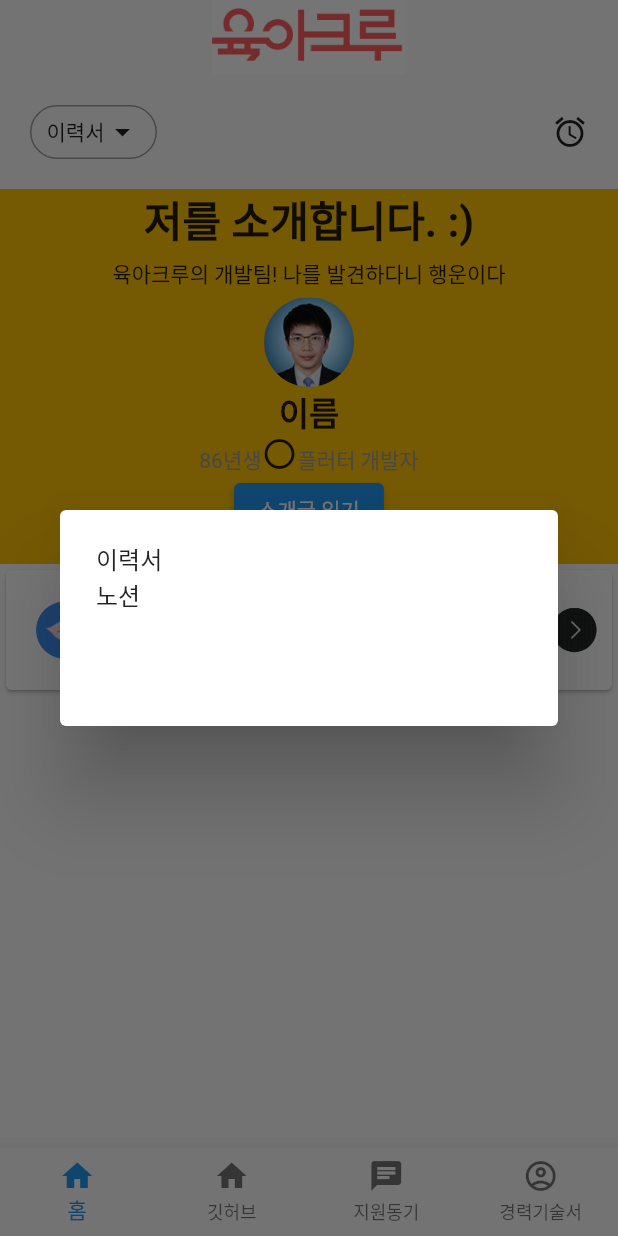
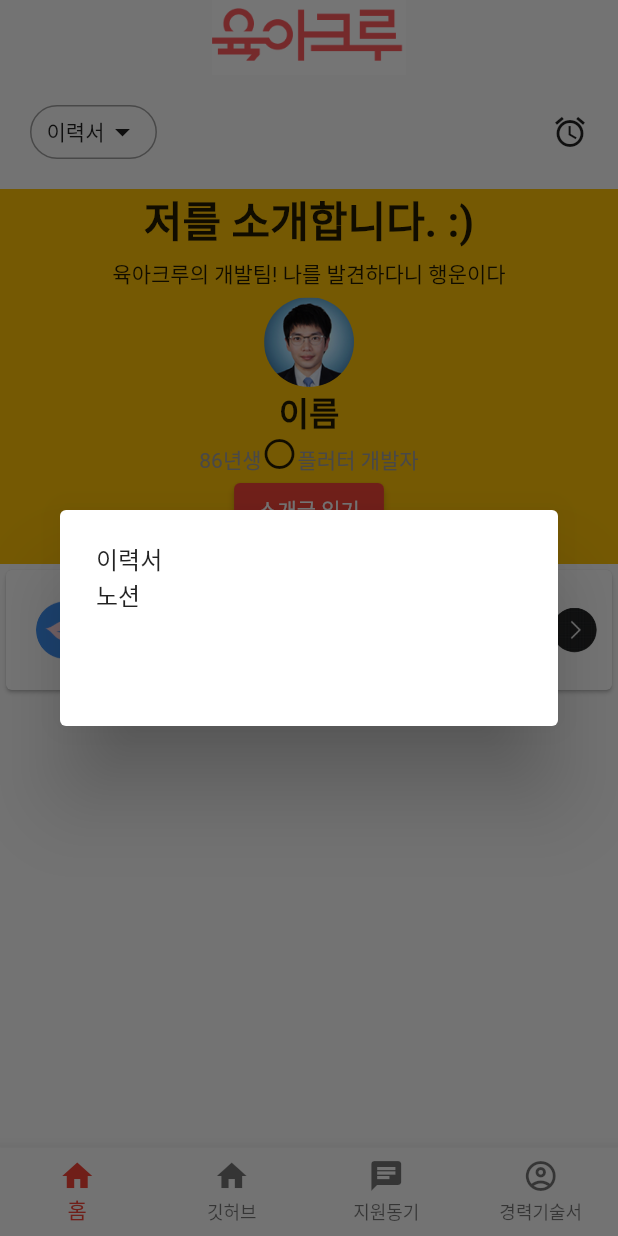
Before and after one commit to present1602/self_intro_app, a Flutter app: the screen it shows after launch, after a tap on "이력서", on a phone screen of 412 x 824 dp. Run offline on Flutter 3.47's test engine with Material 2 defaults, Android fonts, the phone set to English and light mode, and no system bars; our stand-ins replace webview_flutter.

Commit message:
appbar title 페이지 타이틀 변수로 적용 / singlechildscrollview 적용

```diff
--- a/lib/main.dart
+++ b/lib/main.dart
@@ -13,8 +13,13 @@ class MyApp extends StatelessWidget {
     return MaterialApp(
       title: '자기소개 앱',
       theme: ThemeData(
-        primarySwatch: Colors.blue,
-      ),
+          primarySwatch: Colors.red,
+          textTheme: TextTheme(
+            headline1: TextStyle(fontSize: 24),
+            headline2: TextStyle(fontSize: 22),
+            headline3: TextStyle(fontSize: 20),
+            headline4: TextStyle(fontSize: 18),
+          )),
       home: const ViewController(),
     );
   }
--- a/lib/views/controller/ViewController.dart
+++ b/lib/views/controller/ViewController.dart
@@ -5,6 +5,7 @@ import 'package:selfintro/views/screens/git/GitScreen.dart';
 import 'package:selfintro/views/screens/motive/MotiveScreen.dart';
 import 'package:selfintro/views/screens/career/CareerScreen.dart';
 import 'package:selfintro/views/screens/home/HomeScreen.dart';
+import 'package:selfintro/views/widget/CustomAppBar.dart';
 
 class ViewController extends StatefulWidget {
   const ViewController({super.key});
@@ -18,26 +19,59 @@ void openGit() {
 }
 
 class _ViewControllerState extends State<ViewController> {
-  int _currentIndex = 0;
+  int _selectedIndex = 0;
+  String pageTitle = "";
+
   final List<dynamic> _children = [
     HomeScreen(),
     GitScreen(),
+    MotiveScreen(),
     CareerScreen(),
-    MotiveScreen()
   ];
 
   void _onTap(int index) {
     setState(() {
-      _currentIndex = index;
+      _selectedIndex = index;
+      if (_selectedIndex == 1) {
+        pageTitle = "깃허브";
+      }
+      if (_selectedIndex == 2) {
+        pageTitle = "지원동기";
+      }
+      if (_selectedIndex == 3) {
+        pageTitle = "경력기술서";
+      }
     });
   }
 
   @override
   Widget build(BuildContext context) {
     return Scaffold(
-      body: _children[_currentIndex],
+      appBar: _selectedIndex == 0
+          ? null
+          : AppBar(
+              centerTitle: true,
+              title: Text(
+                pageTitle,
+                style: TextStyle(color: Colors.black),
+              ),
+              elevation: 0,
+              backgroundColor: Colors.white,
+              leading: IconButton(
+                icon: Icon(Icons.arrow_back),
+                color: Colors.black,
+                onPressed: () {
+                  // Navigator.pop(context);
+                  // Navigator.of(context, rootNavigator: true).pop(context);
+                  Navigator.of(context).maybePop();
+                },
+              ),
+            ),
+      body: _children[_selectedIndex],
       bottomNavigationBar: BottomNavigationBar(
         type: BottomNavigationBarType.fixed,
+        currentIndex: _selectedIndex,
+        selectedItemColor: Colors.red,
         items: <BottomNavigationBarItem>[
           BottomNavigationBarItem(
             icon: Icon(Icons.home),
--- a/lib/views/screens/career/CareerScreen.dart
+++ b/lib/views/screens/career/CareerScreen.dart
@@ -7,6 +7,6 @@ class CareerScreen extends StatelessWidget {
 
   @override
   Widget build(BuildContext context) {
-    return Text("career screen");
+    return Text("body");
   }
 }
--- a/lib/views/screens/home/HomeScreen.dart
+++ b/lib/views/screens/home/HomeScreen.dart
@@ -59,7 +59,9 @@ class _HomeScreenState extends State<HomeScreen> {
 
   @override
   Widget build(BuildContext context) {
-    return Column(children: <Widget>[
+    return SafeArea(
+      child: SingleChildScrollView(
+        child: Column(children: <Widget>[
           Image.asset(
             'assets/images/app_title.png',
             height: 50,
@@ -73,8 +75,8 @@ class _HomeScreenState extends State<HomeScreen> {
                       showModal(context);
                     },
                     child: Container(
-                  padding:
-                      const EdgeInsets.symmetric(horizontal: 10, vertical: 5),
+                      padding: const EdgeInsets.symmetric(
+                          horizontal: 10, vertical: 5),
                       decoration: BoxDecoration(
                           border: Border.all(
                             width: 1,
@@ -168,7 +170,6 @@ class _HomeScreenState extends State<HomeScreen> {
                 SizedBox(width: 10),
                 Container(
                   child: Column(
-                crossAxisAlignment: CrossAxisAlignment.start,
                     children: <Widget>[
                       Text("연락처 보기"),
                       Text("합격 결과는 여기로 통보해주세요"),
@@ -191,6 +192,8 @@ class _HomeScreenState extends State<HomeScreen> {
               ],
             ),
           )
-    ]);
+        ]),
+      ),
+    );
   }
 }
```
Also changed, not shown: lib/views/widget/CustomAppBar.dart (added, +52 -0 lines). Lines whose indentation alone changed are shown as unchanged.
